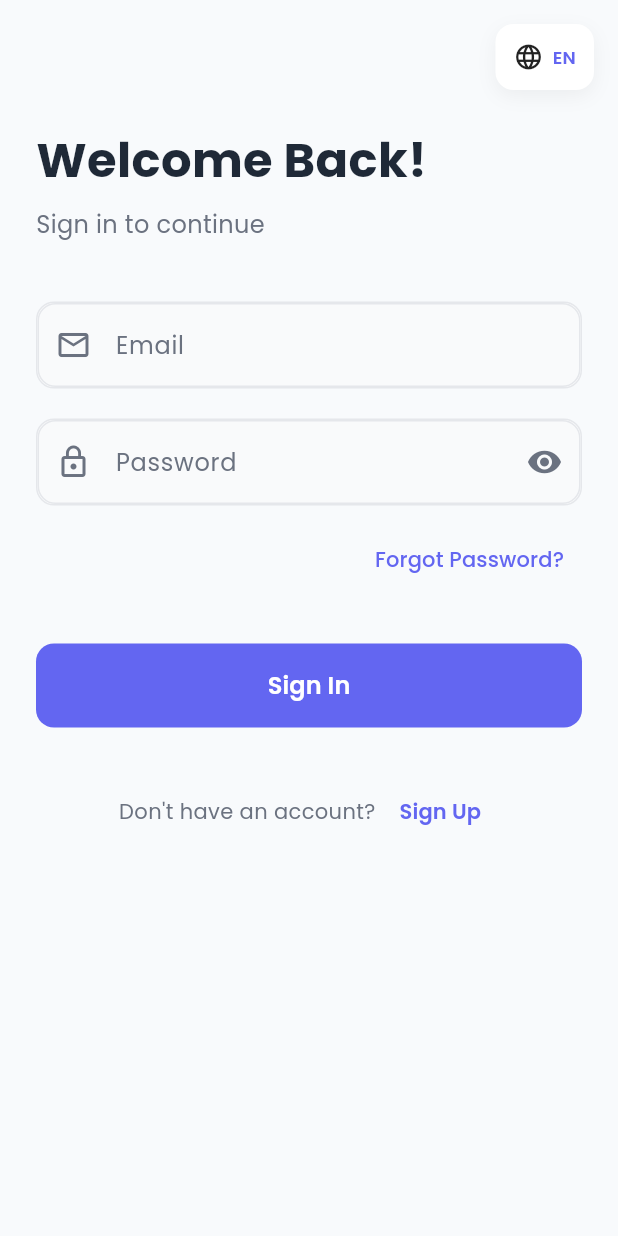
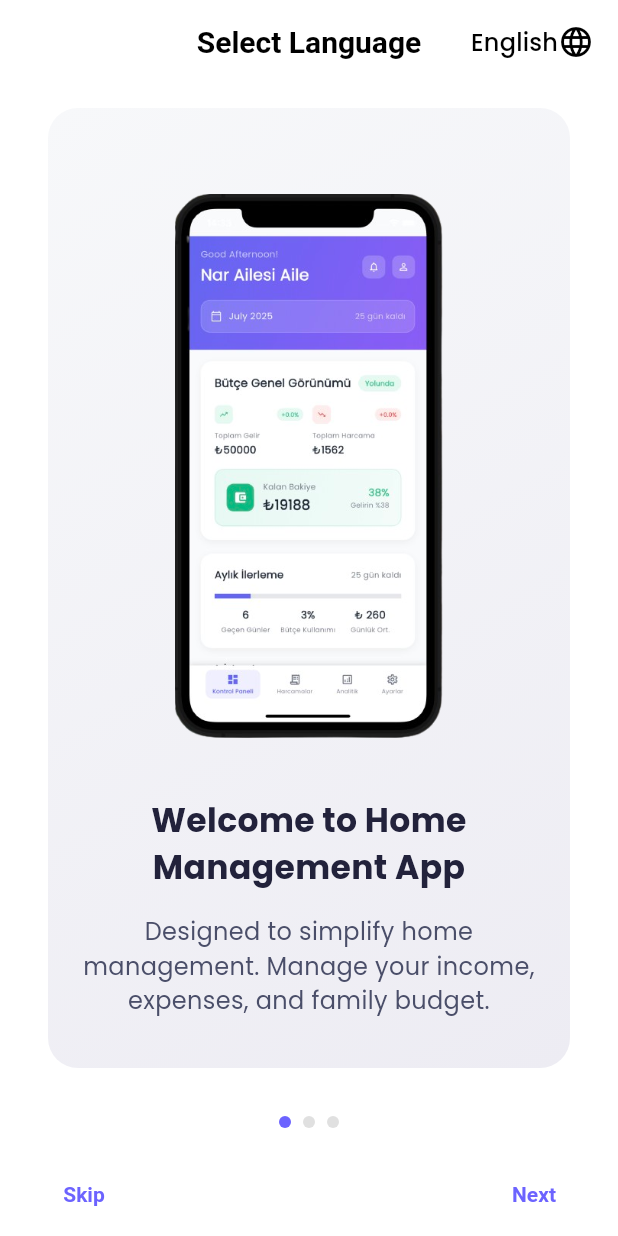
Before and after one commit to muraterennar/home_management, a Flutter app: the screen it shows after launch, on a phone screen of 412 x 824 dp. Run offline on Flutter 3.47's test engine with Material 3 defaults, Android fonts, the phone set to English and light mode, and no system bars; drawn by our look-alikes of smooth_page_indicator; our stand-ins replace animate_do, connectivity_plus, dotted_border, equatable, firebase_auth, firebase_core and 10 more; accounts and stored records are empty; generated files the repository leaves out were written again.

Commit message:
Add onboarding screen and localization support; refactor main app flow

```diff
--- a/lib/l10n/app_en.arb
+++ b/lib/l10n/app_en.arb
@@ -276,5 +276,15 @@
   "locationServicesDisabled": "Location services are disabled",
   "locationPermissionDenied": "Location permission denied",
   "locationPermissionPermanentlyDenied": "Location permission permanently denied. Please enable from settings",
-  "getCurrentLocation": "Get Current Location"
+  "getCurrentLocation": "Get Current Location",
+  "onBoardingOneTitle": "Welcome to Home Management App",
+  "onBoardingOneDesc": "Designed to simplify home management. Manage your income, expenses, and family budget.",
+  "onBoardingTwoTitle": "Create a Family Profile",
+  "onBoardingTwoDesc": "Add your family members and start home management together. Share your family budget and track your expenses.",
+  "onBoardingThreeTitle": "Track Your Income and Expenses",
+  "onBoardingThreeDesc": "Easily track your income and expenses. Manage your monthly budget and achieve your savings goals.",
+  "getStarted": "Get Started",
+  "skip": "Skip",
+  "go": "Next",
+  "back": "Back"
 }
--- a/lib/l10n/app_localizations.dart
+++ b/lib/l10n/app_localizations.dart
@@ -1507,6 +1507,66 @@ abstract class AppLocalizations {
   /// In en, this message translates to:
   /// **'Get Current Location'**
   String get getCurrentLocation;
+
+  /// No description provided for @onBoardingOneTitle.
+  ///
+  /// In en, this message translates to:
+  /// **'Welcome to Home Management App'**
+  String get onBoardingOneTitle;
+
+  /// No description provided for @onBoardingOneDesc.
+  ///
+  /// In en, this message translates to:
+  /// **'Designed to simplify home management. Manage your income, expenses, and family budget.'**
+  String get onBoardingOneDesc;
+
+  /// No description provided for @onBoardingTwoTitle.
+  ///
+  /// In en, this message translates to:
+  /// **'Create a Family Profile'**
+  String get onBoardingTwoTitle;
+
+  /// No description provided for @onBoardingTwoDesc.
+  ///
+  /// In en, this message translates to:
+  /// **'Add your family members and start home management together. Share your family budget and track your expenses.'**
+  String get onBoardingTwoDesc;
+
+  /// No description provided for @onBoardingThreeTitle.
+  ///
+  /// In en, this message translates to:
+  /// **'Track Your Income and Expenses'**
+  String get onBoardingThreeTitle;
+
+  /// No description provided for @onBoardingThreeDesc.
+  ///
+  /// In en, this message translates to:
+  /// **'Easily track your income and expenses. Manage your monthly budget and achieve your savings goals.'**
+  String get onBoardingThreeDesc;
+
+  /// No description provided for @getStarted.
+  ///
+  /// In en, this message translates to:
+  /// **'Get Started'**
+  String get getStarted;
+
+  /// No description provided for @skip.
+  ///
+  /// In en, this message translates to:
+  /// **'Skip'**
+  String get skip;
+
+  /// No description provided for @go.
+  ///
+  /// In en, this message translates to:
+  /// **'Next'**
+  String get go;
+
+  /// No description provided for @back.
+  ///
+  /// In en, this message translates to:
+  /// **'Back'**
+  String get back;
 }
 
 class _AppLocalizationsDelegate
--- a/lib/l10n/app_localizations_en.dart
+++ b/lib/l10n/app_localizations_en.dart
@@ -739,4 +739,37 @@ class AppLocalizationsEn extends AppLocalizations {
 
   @override
   String get getCurrentLocation => 'Get Current Location';
+
+  @override
+  String get onBoardingOneTitle => 'Welcome to Home Management App';
+
+  @override
+  String get onBoardingOneDesc =>
+      'Designed to simplify home management. Manage your income, expenses, and family budget.';
+
+  @override
+  String get onBoardingTwoTitle => 'Create a Family Profile';
+
+  @override
+  String get onBoardingTwoDesc =>
+      'Add your family members and start home management together. Share your family budget and track your expenses.';
+
+  @override
+  String get onBoardingThreeTitle => 'Track Your Income and Expenses';
+
+  @override
+  String get onBoardingThreeDesc =>
+      'Easily track your income and expenses. Manage your monthly budget and achieve your savings goals.';
+
+  @override
+  String get getStarted => 'Get Started';
+
+  @override
+  String get skip => 'Skip';
+
+  @override
+  String get go => 'Next';
+
+  @override
+  String get back => 'Back';
 }
--- a/lib/main.dart
+++ b/lib/main.dart
@@ -12,6 +12,8 @@ import 'firebase_options.dart';
 import 'package:supabase_flutter/supabase_flutter.dart' hide User;
 import 'package:firebase_auth/firebase_auth.dart';
 import 'screens/dashboard_screen.dart';
+import 'screens/onboarding_screen.dart';
+import 'package:shared_preferences/shared_preferences.dart';
 
 Future<void> main() async {
   WidgetsFlutterBinding.ensureInitialized();
@@ -20,13 +22,20 @@ Future<void> main() async {
   );
   await Supabase.initialize(
     url: '******',
-    anonKey:
-        '******',
+    anonKey: '******',
   );
-  runApp(MyApp());
+
+  final prefs = await SharedPreferences.getInstance();
+  final showOnboarding = prefs.getBool('showOnboarding') ?? true;
+
+  runApp(MyApp(showOnboarding: showOnboarding));
 }
 
 class MyApp extends StatelessWidget {
+  final bool showOnboarding;
+
+  const MyApp({Key? key, required this.showOnboarding}) : super(key: key);
+
   @override
   Widget build(BuildContext context) {
     return MultiProvider(
@@ -53,7 +62,9 @@ class MyApp extends StatelessWidget {
                 displayColor: themeProvider.primaryTextColor,
               ),
             ),
-            home: StreamBuilder<User?>(
+            home: showOnboarding
+                ? const OnboardingScreen()
+                : StreamBuilder<User?>(
                     stream: FirebaseAuth.instance.authStateChanges(),
                     builder: (context, snapshot) {
                       if (snapshot.connectionState == ConnectionState.waiting) {
--- /dev/null
+++ b/lib/screens/onboarding_screen.dart
@@ -0,0 +1,267 @@
+import 'package:flutter/material.dart';
+import 'package:animate_do/animate_do.dart';
+import 'package:smooth_page_indicator/smooth_page_indicator.dart';
+import 'package:shared_preferences/shared_preferences.dart';
+import 'package:home_management/screens/login_screen.dart';
+import '../l10n/app_localizations.dart';
+import 'package:provider/provider.dart';
+import '../providers/language_provider.dart';
+
+class OnboardingScreen extends StatefulWidget {
+  const OnboardingScreen({Key? key}) : super(key: key);
+
+  @override
+  State<OnboardingScreen> createState() => _OnboardingScreenState();
+}
+
+class _OnboardingScreenState extends State<OnboardingScreen> {
+  final controller = PageController();
+  bool isLastPage = false;
+
+  @override
+  void dispose() {
+    controller.dispose();
+    super.dispose();
+  }
+
+  // Karşılama ekranını tamamlama fonksiyonu
+  Future<void> _completeOnboarding() async {
+    final prefs = await SharedPreferences.getInstance();
+    await prefs.setBool('showOnboarding', false);
+
+    if (!mounted) return;
+
+    Navigator.of(context).pushReplacement(
+      MaterialPageRoute(builder: (context) => const LoginScreen()),
+    );
+  }
+
+  @override
+  Widget build(BuildContext context) {
+    final screenHeight = MediaQuery.of(context).size.height;
+    final screenWidth = MediaQuery.of(context).size.width;
+    return Scaffold(
+      backgroundColor: Colors.white,
+      appBar: AppBar(
+        backgroundColor: Colors.white,
+        elevation: 0,
+        centerTitle: true,
+        title: Text(
+          AppLocalizations.of(context)!.selectLanguage,
+          style: const TextStyle(
+            color: Colors.black,
+            fontWeight: FontWeight.w600,
+            fontSize: 20,
+          ),
+        ),
+        actions: [
+          Padding(
+            padding: const EdgeInsets.symmetric(horizontal: 16.0),
+            child: DropdownButtonHideUnderline(
+              child: DropdownButton<Locale>(
+                value: Localizations.localeOf(context),
+                items: AppLocalizations.supportedLocales.map((locale) {
+                  return DropdownMenuItem(
+                    value: locale,
+                    child: Text(
+                      Provider.of<LanguageProvider>(context, listen: false).getLanguageName(locale.languageCode),
+                      style: const TextStyle(fontSize: 16, color: Colors.black),
+                    ),
+                  );
+                }).toList(),
+                onChanged: (Locale? newLocale) {
+                  if (newLocale != null) {
+                    final languageProvider = Provider.of<LanguageProvider>(context, listen: false);
+                    languageProvider.changeLanguage(newLocale.languageCode);
+                  }
+                },
+                icon: const Icon(Icons.language, color: Colors.black),
+              ),
+            ),
+          ),
+        ],
+      ),
+      body: SafeArea(
+        child: Column(
+          children: [
+            Expanded(
+              child: PageView(
+                controller: controller,
+                onPageChanged: (index) {
+                  setState(() {
+                    isLastPage = index == 2;
+                  });
+                },
+                children: [
+                  _buildOnboardingPage(
+                    image: 'assets/images/onboarding_1.png',
+                    title: AppLocalizations.of(context)!.onBoardingOneTitle,
+                    description: AppLocalizations.of(context)!.onBoardingOneDesc,
+                  ),
+                  _buildOnboardingPage(
+                    image: 'assets/images/onboarding_2.png',
+                    title: AppLocalizations.of(context)!.onBoardingTwoTitle,
+                    description: AppLocalizations.of(context)!.onBoardingTwoDesc,
+                  ),
+                  _buildOnboardingPage(
+                    image: 'assets/images/onboarding_3.png',
+                    title: AppLocalizations.of(context)!.onBoardingThreeTitle,
+                    description: AppLocalizations.of(context)!.onBoardingThreeDesc,
+                  ),
+                ],
+              ),
+            ),
+            Padding(
+              padding: const EdgeInsets.symmetric(vertical: 16.0),
+              child: SmoothPageIndicator(
+                controller: controller,
+                count: 3,
+                effect: const WormEffect(
+                  dotHeight: 8,
+                  dotWidth: 8,
+                  spacing: 8,
+                  dotColor: Color(0xFFE0E0E0),
+                  activeDotColor: Color(0xFF6C63FF),
+                ),
+                onDotClicked: (index) => controller.animateToPage(
+                  index,
+                  duration: const Duration(milliseconds: 400),
+                  curve: Curves.easeInOut,
+                ),
+              ),
+            ),
+            isLastPage ? _buildGetStartedButton() : _buildBottomSheetControls(),
+          ],
+        ),
+      ),
+    );
+  }
+
+  Widget _buildOnboardingPage({
+    required String image,
+    required String title,
+    required String description,
+  }) {
+    final screenHeight = MediaQuery.of(context).size.height;
+    final screenWidth = MediaQuery.of(context).size.width;
+    return Padding(
+      padding: const EdgeInsets.symmetric(horizontal: 32, vertical: 16),
+      child: Container(
+        decoration: BoxDecoration(
+          borderRadius: BorderRadius.circular(20),
+          gradient: const LinearGradient(
+            begin: Alignment.topLeft,
+            end: Alignment.bottomRight,
+            colors: [Color(0xFFF7F8FA), Color(0xFFEDECF3)],
+          ),
+        ),
+        child: Column(
+          mainAxisAlignment: MainAxisAlignment.center,
+          children: [
+            Padding(
+              padding: const EdgeInsets.only(top: 24, bottom: 16),
+              child: Image.asset(
+                image,
+                height: screenHeight * 0.44,
+                width: screenWidth * 0.85,
+                fit: BoxFit.contain,
+              ),
+            ),
+            const SizedBox(height: 24),
+            Text(
+              title,
+              textAlign: TextAlign.center,
+              style: const TextStyle(
+                fontSize: 22,
+                fontWeight: FontWeight.bold,
+                color: Color(0xFF22223B),
+              ),
+            ),
+            const SizedBox(height: 16),
+            Padding(
+              padding: const EdgeInsets.symmetric(horizontal: 8.0),
+              child: Text(
+                description,
+                textAlign: TextAlign.center,
+                style: const TextStyle(
+                  fontSize: 16,
+                  color: Color(0xFF4A4E69),
+                ),
+              ),
+            ),
+          ],
+        ),
+      ),
+    );
+  }
+
+  Widget _buildGetStartedButton() {
+    return Container(
+      padding: const EdgeInsets.only(bottom: 24, left: 24, right: 24),
+      width: double.infinity,
+      height: 80,
+      color: Colors.white,
+      child: SizedBox(
+        width: double.infinity,
+        height: 48,
+        child: ElevatedButton(
+          onPressed: _completeOnboarding,
+          style: ElevatedButton.styleFrom(
+            backgroundColor: const Color(0xFF6C63FF),
+            foregroundColor: Colors.white,
+            elevation: 2,
+            shape: RoundedRectangleBorder(
+              borderRadius: BorderRadius.circular(14),
+            ),
+            textStyle: const TextStyle(
+              fontSize: 18,
+              fontWeight: FontWeight.w600,
+              letterSpacing: 0.2,
+            ),
+          ),
+          child: Row(
+            mainAxisAlignment: MainAxisAlignment.center,
+            mainAxisSize: MainAxisSize.min,
+            children: [
+              Text(AppLocalizations.of(context)!.getStarted),
+              const SizedBox(width: 8),
+              const Icon(Icons.arrow_forward_rounded, size: 22),
+            ],
+          ),
+        ),
+      ),
+    );
+  }
+
+  Widget _buildBottomSheetControls() {
+    return Container(
+      padding: const EdgeInsets.symmetric(horizontal: 24),
+      height: 56,
+      color: Colors.white,
+      child: Row(
+        mainAxisAlignment: MainAxisAlignment.spaceBetween,
+        children: [
+          TextButton(
+            style: TextButton.styleFrom(
+              foregroundColor: const Color(0xFF6C63FF),
+              textStyle: const TextStyle(fontWeight: FontWeight.bold),
+            ),
+            child: Text(AppLocalizations.of(context)!.skip),
+            onPressed: () => _completeOnboarding(),
+          ),
+          TextButton(
+            style: TextButton.styleFrom(
+              foregroundColor: const Color(0xFF6C63FF),
+              textStyle: const TextStyle(fontWeight: FontWeight.bold),
+            ),
+            child: Text(AppLocalizations.of(context)!.go),
+            onPressed: () => controller.nextPage(
+              duration: const Duration(milliseconds: 400),
+              curve: Curves.easeInOut,
+            ),
+          ),
+        ],
+      ),
+    );
+  }
+}
--- a/pubspec.yaml
+++ b/pubspec.yaml
@@ -68,8 +68,8 @@ flutter:
   uses-material-design: true
   generate: true
   assets:
-  - assets/images/
-  - assets/icons/
+    - assets/images/
+    - assets/icons/
   # Add fonts if needed
   # fonts:
   #   - family: CustomFont
```
Also changed, not shown: lib/l10n/app_localizations_tr.dart (+33 -0 lines), lib/l10n/app_tr.arb (+13 -1 lines), lib/screens/add_expense_screen.dart (+5 -5 lines), lib/screens/settings_screen.dart (+16 -16 lines), assets/images/onboarding_1.png (added), assets/images/onboarding_2.png (added), assets/images/onboarding_3.png (added), lib/providers/language_provider.dart (line endings or trailing spaces). Lines whose indentation alone changed are shown as unchanged.
